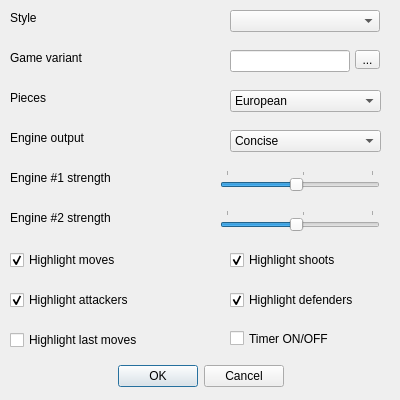
This is settingsdialog.ui in fire-lizard/QBoard as Qt 5 draws it before an edit. The edited form follows.
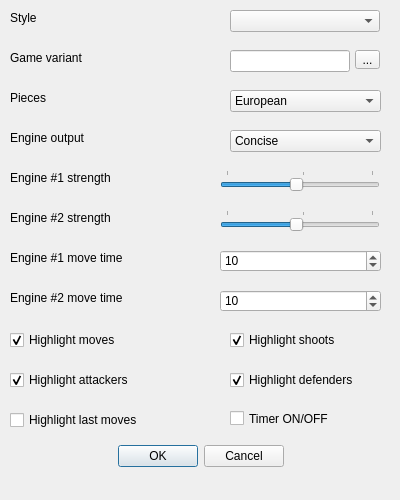
This is the edited form.

Commit message: Time Settings

What changed in the file:
```diff
--- a/settingsdialog.ui
+++ b/settingsdialog.ui
@@ -7,7 +7,7 @@
     <x>0</x>
     <y>0</y>
     <width>400</width>
-    <height>400</height>
+    <height>500</height>
    </rect>
   </property>
   <property name="windowTitle">
@@ -17,7 +17,7 @@
    <property name="geometry">
     <rect>
      <x>30</x>
-     <y>360</y>
+     <y>440</y>
      <width>341</width>
      <height>32</height>
     </rect>
@@ -158,7 +158,7 @@
    <property name="geometry">
     <rect>
      <x>10</x>
-     <y>250</y>
+     <y>330</y>
      <width>151</width>
      <height>20</height>
     </rect>
@@ -174,7 +174,7 @@
    <property name="geometry">
     <rect>
      <x>230</x>
-     <y>250</y>
+     <y>330</y>
      <width>151</width>
      <height>20</height>
     </rect>
@@ -190,7 +190,7 @@
    <property name="geometry">
     <rect>
      <x>10</x>
-     <y>290</y>
+     <y>370</y>
      <width>151</width>
      <height>20</height>
     </rect>
@@ -206,7 +206,7 @@
    <property name="geometry">
     <rect>
      <x>230</x>
-     <y>290</y>
+     <y>370</y>
      <width>151</width>
      <height>20</height>
     </rect>
@@ -222,7 +222,7 @@
    <property name="geometry">
     <rect>
      <x>10</x>
-     <y>330</y>
+     <y>410</y>
      <width>151</width>
      <height>20</height>
     </rect>
@@ -238,7 +238,7 @@
    <property name="geometry">
     <rect>
      <x>230</x>
-     <y>330</y>
+     <y>410</y>
      <width>151</width>
      <height>17</height>
     </rect>
@@ -278,7 +278,7 @@
     <rect>
      <x>10</x>
      <y>170</y>
-     <width>101</width>
+     <width>121</width>
      <height>16</height>
     </rect>
    </property>
@@ -319,7 +319,7 @@
     <rect>
      <x>10</x>
      <y>210</y>
-     <width>101</width>
+     <width>121</width>
      <height>16</height>
     </rect>
    </property>
@@ -355,6 +355,70 @@
     <number>0</number>
    </property>
   </widget>
+  <widget class="QLabel" name="engine1TimeLabel">
+   <property name="geometry">
+    <rect>
+     <x>10</x>
+     <y>250</y>
+     <width>121</width>
+     <height>16</height>
+    </rect>
+   </property>
+   <property name="text">
+    <string>Engine #1 move time</string>
+   </property>
+  </widget>
+  <widget class="QLabel" name="engine2TimeLabel">
+   <property name="geometry">
+    <rect>
+     <x>10</x>
+     <y>290</y>
+     <width>121</width>
+     <height>16</height>
+    </rect>
+   </property>
+   <property name="text">
+    <string>Engine #2 move time</string>
+   </property>
+  </widget>
+  <widget class="QSpinBox" name="engine1TimeSpinBox">
+   <property name="geometry">
+    <rect>
+     <x>220</x>
+     <y>250</y>
+     <width>161</width>
+     <height>22</height>
+    </rect>
+   </property>
+   <property name="minimum">
+    <number>1</number>
+   </property>
+   <property name="maximum">
+    <number>30</number>
+   </property>
+   <property name="value">
+    <number>10</number>
+   </property>
+  </widget>
+  <widget class="QSpinBox" name="engine2TimeSpinBox">
+   <property name="geometry">
+    <rect>
+     <x>220</x>
+     <y>290</y>
+     <width>161</width>
+     <height>22</height>
+    </rect>
+   </property>
+   <property name="minimum">
+    <number>1</number>
+   </property>
+   <property name="maximum">
+    <number>30</number>
+   </property>
+   <property name="value">
+    <number>10</number>
+   </property>
+  </widget>
  </widget>
  <resources/>
  <connections>
```
Left out of the diff: 8 changed lines with no effect on the pictures. The commit also changes 15 other files.
